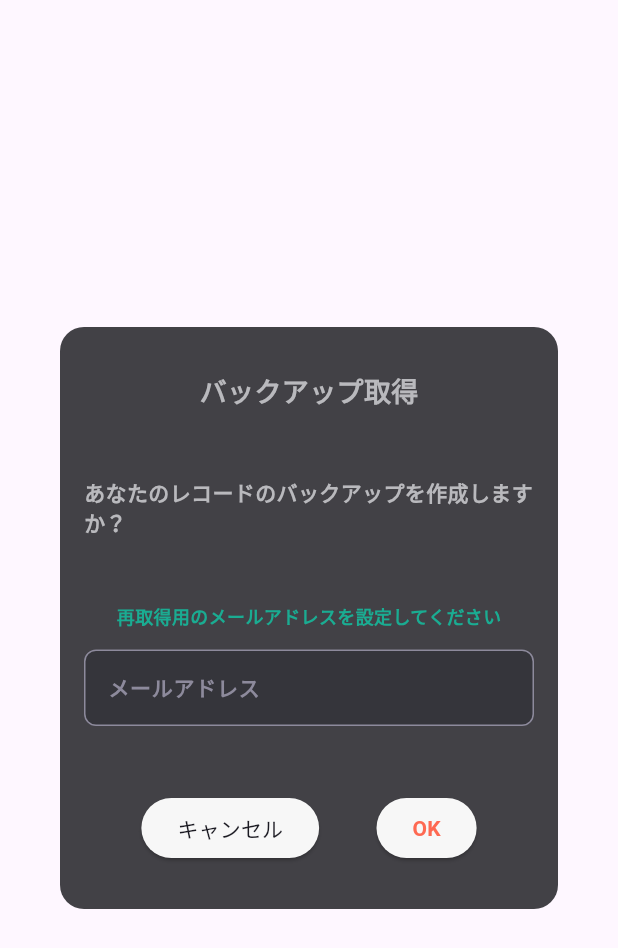
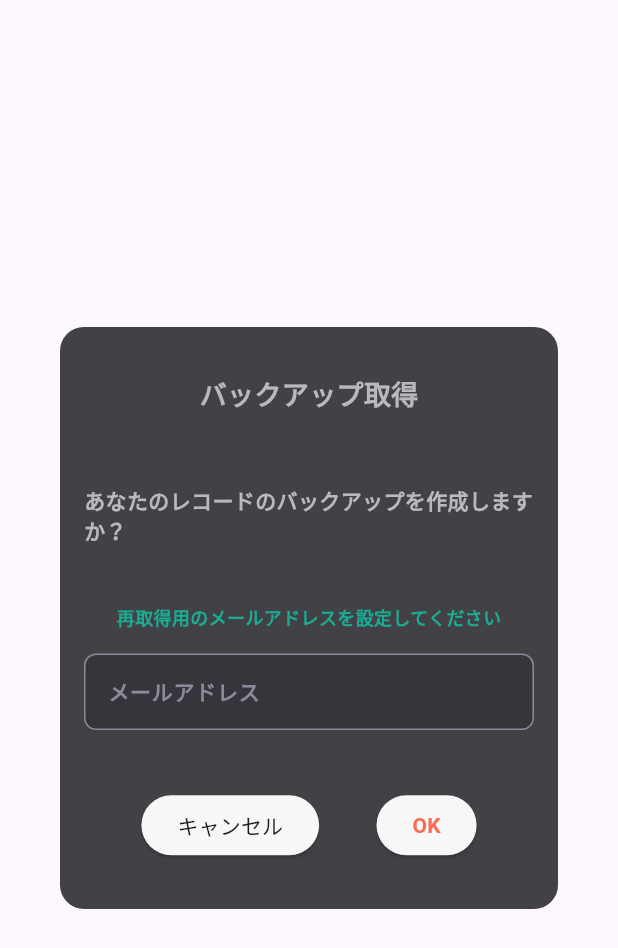
Before and after one commit to kurogoma-flutter/fitness_manager, a Flutter app: the BackupDataDialog widget shown alone on an empty page, opened directly, on a phone screen of 412 x 824 dp. Shown: the top 948 px of the screen. Run offline on Flutter 3.47's test engine with Material 3 defaults, Android fonts, the phone set to English and light mode, and no system bars; our stand-ins replace cached_network_image, dio, firebase_core, firebase_crashlytics, flutter_dotenv, flutter_hooks and 9 more; missing offline and left inert: youtube_explode_dart; accounts and stored records are empty; generated files the repository leaves out were written again; network calls fail; Roboto replaces fonts that are missing (LINE_Seed_JP).

Commit message:
ダイアログレイアウト修正

```diff
--- a/lib/features/setting/components/backup_data_dialog.dart
+++ b/lib/features/setting/components/backup_data_dialog.dart
@@ -42,7 +42,7 @@ class BackupDataDialog extends StatelessWidget {
                     color: ColorTheme.primaryText,
                   ),
                 ),
-                const SizedBox(height: 16),
+                const SizedBox(height: 8),
                 Text(
                   '再取得用のメールアドレスを設定してください',
                   style: TextStyle(
@@ -59,7 +59,7 @@ class BackupDataDialog extends StatelessWidget {
                     buckUpEmail.currentState!.didChange(value);
                   },
                 ),
-                const SizedBox(height: 16),
+                const SizedBox(height: 8),
                 Row(
                   mainAxisAlignment: MainAxisAlignment.spaceEvenly,
                   children: [
--- a/lib/features/setting/setting_page.dart
+++ b/lib/features/setting/setting_page.dart
@@ -80,7 +80,7 @@ class SettingPage extends ConsumerWidget {
                 },
               ),
               SettingListTile(
-                label: 'バックアップをとる',
+                label: 'バックアップ',
                 onTap: () async {
                   await showDialog(
                     context: context,
```
